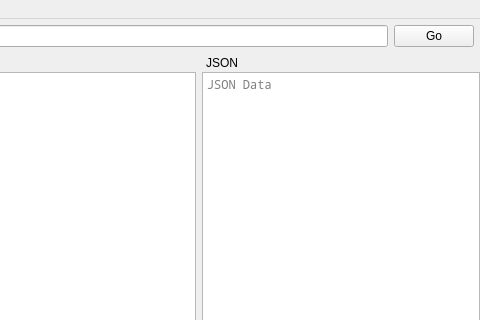
thimic/twicorder, file twicorder/widgets/viewer/ui/mainwindow.ui: the form before one commit; both pictures show x 650 to 1130 and y 0 to 320 of the 1130 by 819 pixel window.
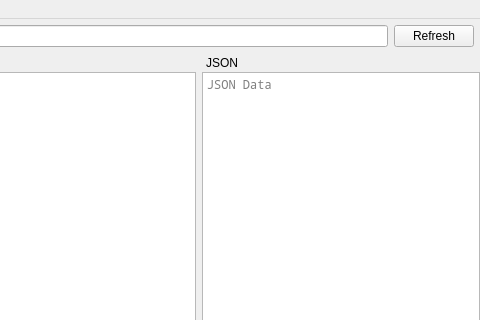
The form after the commit.

Commit message: Refresh button now works

The edit to the form file:
```diff
--- a/twicorder/widgets/viewer/ui/mainwindow.ui
+++ b/twicorder/widgets/viewer/ui/mainwindow.ui
@@ -70,7 +70,7 @@
       <item>
        <widget class="QPushButton" name="location_go_button">
         <property name="text">
-         <string>Go</string>
+         <string>Refresh</string>
         </property>
        </widget>
       </item>
```
Left out of the diff: 2 changed lines with no effect on the pictures. The commit also changes 4 other files.
